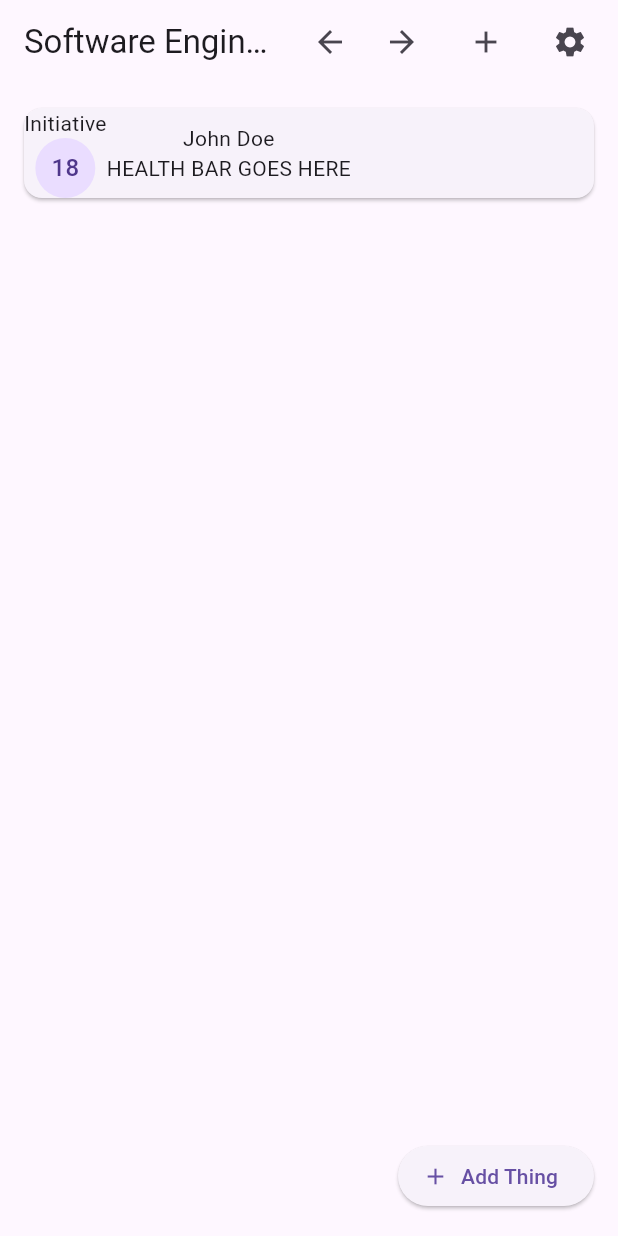
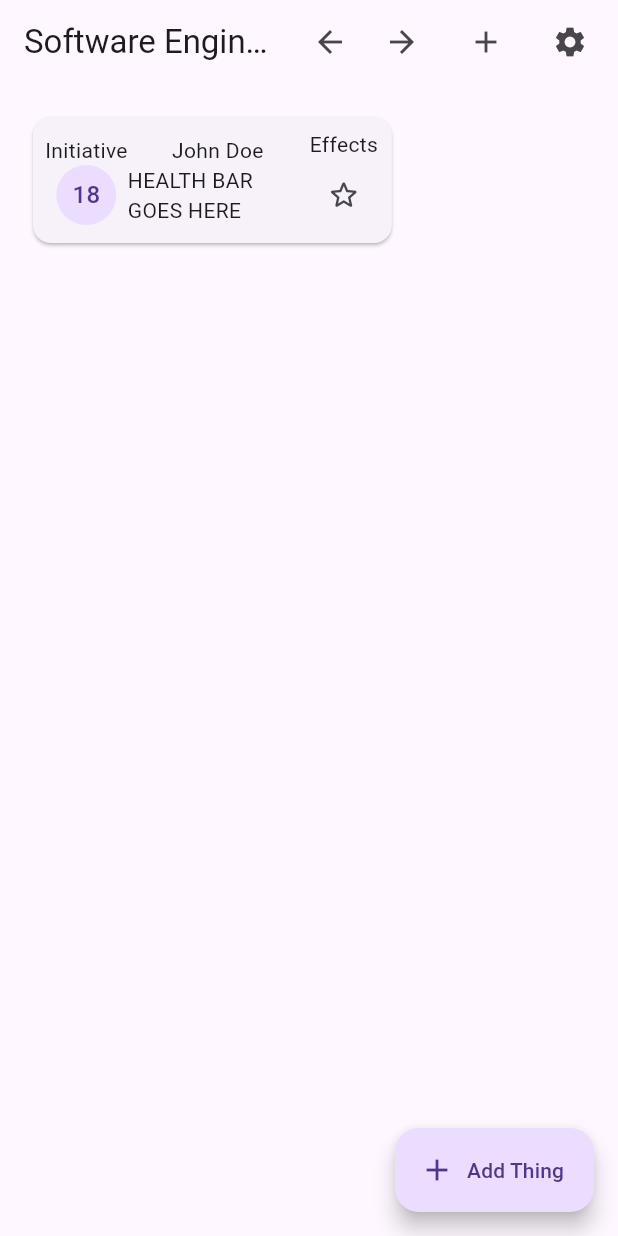
Before and after one commit to ABeeinSpace/software_engineering_project, a Flutter app: the screen it shows after launch, on a phone screen of 412 x 824 dp. Run offline on Flutter 3.47's test engine with Material 2 defaults, Android fonts, the phone set to English and light mode, and no system bars.

Commit message:
Fixed layout

```diff
--- a/lib/main.dart
+++ b/lib/main.dart
@@ -143,14 +143,15 @@ class _MyHomePageState extends State<MyHomePage> {
             // ),
 
             Container(
-
+              alignment: Alignment.centerLeft,
+              margin: const EdgeInsets.all(10),
               // width: 90,
-              child: EntityCard(),
+              child: const EntityCard(),
             )
           ],
         ),
       ),
-      floatingActionButton: ElevatedButton.icon(
+      floatingActionButton: FloatingActionButton.extended(
         onPressed: _addEntity,
         icon: const Icon(Icons.add),
         label: const Text("Add Thing"),
@@ -193,12 +194,17 @@ class EntityCard extends StatelessWidget {
 
   @override
   Widget build(BuildContext context) {
+    double screenWidth = MediaQuery.of(context).size.width;
+
     return Padding(
         padding: const EdgeInsets.all(8.0),
+        child: SizedBox(
+          width: screenWidth * 0.6,
           child: Card(
-        margin: EdgeInsets.all(8),
-
+              child: Container(
+                  padding: const EdgeInsets.all(8),
                   child: Row(
+                    // mainAxisSize: MainAxisSize.min,
                     children: [
                       Column(
                         children: const [
@@ -208,15 +214,24 @@ class EntityCard extends StatelessWidget {
                           )
                         ],
                       ),
+                      Expanded(
+                        child: Column(children: const [
+                          Text("John Doe"),
+                          Text("HEALTH BAR GOES HERE")
+                        ]),
+                      ),
                       Column(
                         children: [
-              Text("John Doe"),
-              Text("HEALTH BAR GOES HERE")
+                          const Text("Effects"),
+                          IconButton(
+                              onPressed: showEffectsPanel,
+                              icon: const Icon(Icons.star_border_rounded))
                         ],
                       )
+                    ],
+                  ))),
+        ));
+  }
 
-        ],
-      )),
-    );
+  void showEffectsPanel() {}
 }
-}
```
Lines whose indentation alone changed are shown as unchanged.
